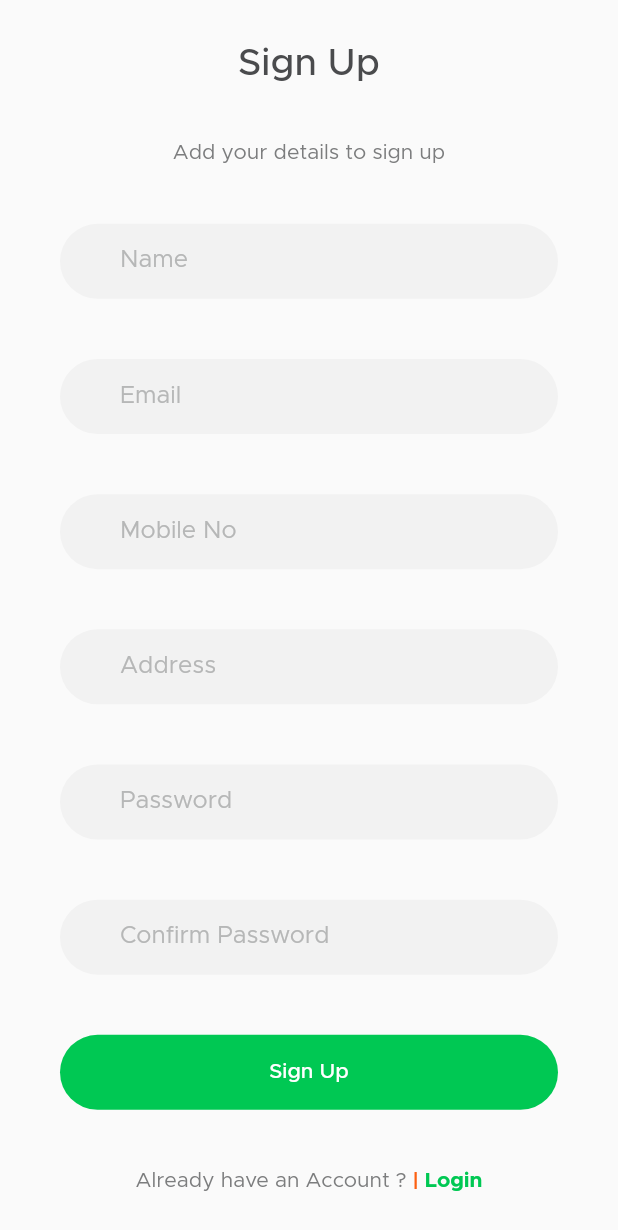
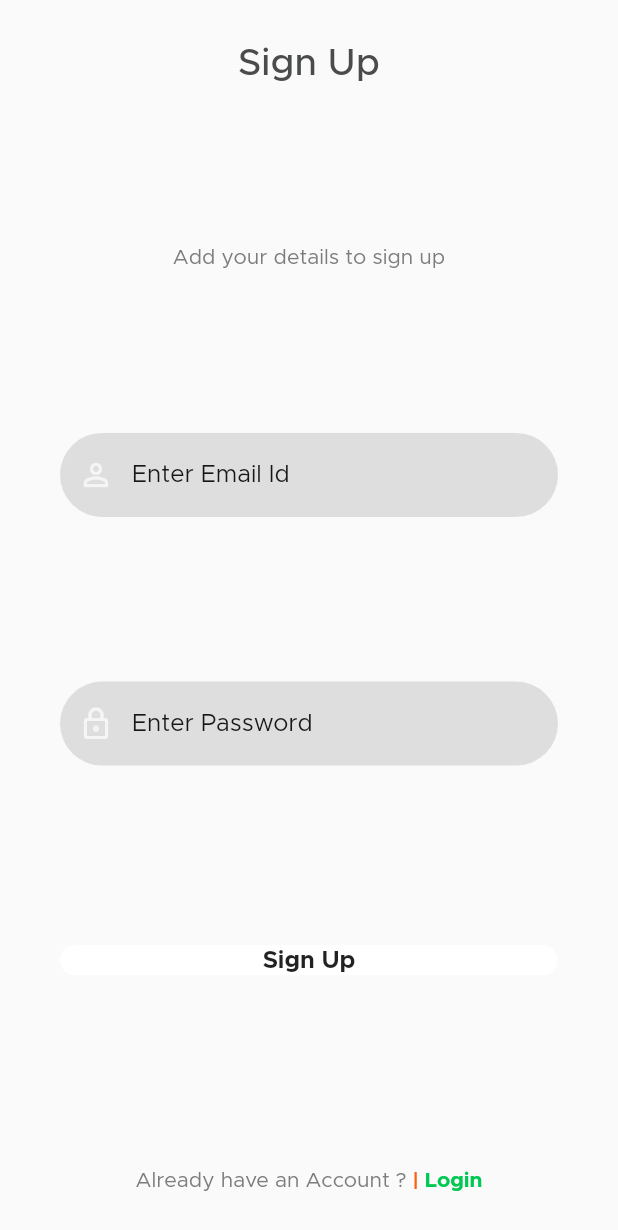
Before and after one commit to OoiHorngZhi/Flutter-Food-Delivery-App, a Flutter app: the SignUpScreen screen opened by its route, on a phone screen of 412 x 824 dp. Shown: the top 1230 px of the screen. Run offline on Flutter 3.47's test engine with Material 2 defaults, Android fonts, the phone set to English and light mode, and no system bars; our stand-ins replace firebase_auth, firebase_core; missing offline and left inert: clip_shadow; accounts and stored records are empty; network calls fail.

Commit message:
commit 2

```diff
--- a/lib/main.dart
+++ b/lib/main.dart
@@ -37,6 +37,7 @@ void main() async {
 
 class MyApp extends StatelessWidget {
   // This widget is the root of your application.
+
   @override
   Widget build(BuildContext context) {
     return MaterialApp(
--- /dev/null
+++ b/lib/reusable_widgets/textfield.dart
@@ -0,0 +1,58 @@
+import 'package:flutter/material.dart';
+
+TextField reusableTextField(String text, IconData icon, bool isPasswordType,
+    TextEditingController controller) {
+  return TextField(
+    controller: controller,
+    obscureText: isPasswordType,
+    enableSuggestions: !isPasswordType,
+    autocorrect: !isPasswordType,
+    cursorColor: Colors.white,
+    style: TextStyle(color: Colors.black.withOpacity(0.9)),
+    decoration: InputDecoration(
+      prefixIcon: Icon(
+        icon,
+        color: Colors.white70,
+      ),
+      labelText: text,
+      labelStyle: TextStyle(color: Colors.black.withOpacity(0.9)),
+      filled: true,
+      floatingLabelBehavior: FloatingLabelBehavior.never,
+      fillColor: Colors.grey.withOpacity(0.3),
+      border: OutlineInputBorder(
+          borderRadius: BorderRadius.circular(30.0),
+          borderSide: const BorderSide(width: 0, style: BorderStyle.none)),
+    ),
+    keyboardType: isPasswordType
+        ? TextInputType.visiblePassword
+        : TextInputType.emailAddress,
+  );
+}
+
+Container firebaseUIButton(BuildContext context, String title, Function onTap) {
+  return Container(
+    width: MediaQuery.of(context).size.width,
+    height: 50,
+    margin: const EdgeInsets.fromLTRB(0, 10, 0, 20),
+    decoration: BoxDecoration(borderRadius: BorderRadius.circular(90)),
+    child: ElevatedButton(
+      onPressed: () {
+        onTap();
+      },
+      child: Text(
+        title,
+        style: const TextStyle(
+            color: Colors.black87, fontWeight: FontWeight.bold, fontSize: 16),
+      ),
+      style: ButtonStyle(
+          backgroundColor: MaterialStateProperty.resolveWith((states) {
+            if (states.contains(MaterialState.pressed)) {
+              return Colors.black26;
+            }
+            return Colors.white;
+          }),
+          shape: MaterialStateProperty.all<RoundedRectangleBorder>(
+              RoundedRectangleBorder(borderRadius: BorderRadius.circular(30)))),
+    ),
+  );
+}
--- a/lib/screens/signUpScreen.dart
+++ b/lib/screens/signUpScreen.dart
@@ -1,12 +1,21 @@
+import 'package:firebase_auth/firebase_auth.dart';
 import 'package:flutter/material.dart';
 import 'package:monkey_app_demo/screens/homeScreen.dart';
+import 'package:monkey_app_demo/reusable_widgets/textfield.dart';
+
 import '../const/colors.dart';
 import '../screens/loginScreen.dart';
 import '../utils/helper.dart';
 import '../widgets/customTextInput.dart';
 
+
 class SignUpScreen extends StatelessWidget {
   static const routeName = '/signUpScreen';
+
+  TextEditingController _passwordTextController = TextEditingController();
+  TextEditingController _emailTextController = TextEditingController();
+
+
   @override
   Widget build(BuildContext context) {
     return Scaffold(
@@ -27,28 +36,28 @@ class SignUpScreen extends StatelessWidget {
                 "Add your details to sign up",
               ),
               Spacer(),
-              CustomTextInput(hintText: "Name"),
+              reusableTextField("Enter Email Id", Icons.person_outline, false,
+                  _emailTextController),
               Spacer(),
-              CustomTextInput(hintText: "Email"),
-              Spacer(),
-              CustomTextInput(hintText: "Mobile No"),
-              Spacer(),
-              CustomTextInput(hintText: "Address"),
-              Spacer(),
-              CustomTextInput(hintText: "Password"),
-              Spacer(),
-              CustomTextInput(hintText: "Confirm Password"),
+              reusableTextField("Enter Password", Icons.lock_outlined, true,
+                  _passwordTextController),
               Spacer(),
               SizedBox(
                 height: 50,
                 width: double.infinity,
-                child: ElevatedButton(
-                  onPressed: () {
-                    Navigator.of(context)
-                        .pushReplacementNamed(HomeScreen.routeName);
-                  },
-                  child: Text("Sign Up"),
-                ),
+                  child: firebaseUIButton(context, "Sign Up", () {
+                    FirebaseAuth.instance
+                        .createUserWithEmailAndPassword(
+                        email: _emailTextController.text,
+                        password: _passwordTextController.text)
+                        .then((value) {
+                      print("Created New Account");
+                      Navigator.push(context,
+                          MaterialPageRoute(builder: (context) => LoginScreen()));
+                    }).onError((error, stackTrace) {
+                      print("Error ${error.toString()}");
+                    });
+                  })
               ),
               Spacer(),
               GestureDetector(
```
Also changed, not shown: lib/screens/landingScreen.dart (+5 -36 lines), lib/screens/loginScreen.dart (+21 -13 lines), lib/screens/moreScreen.dart (+11 -7 lines).
